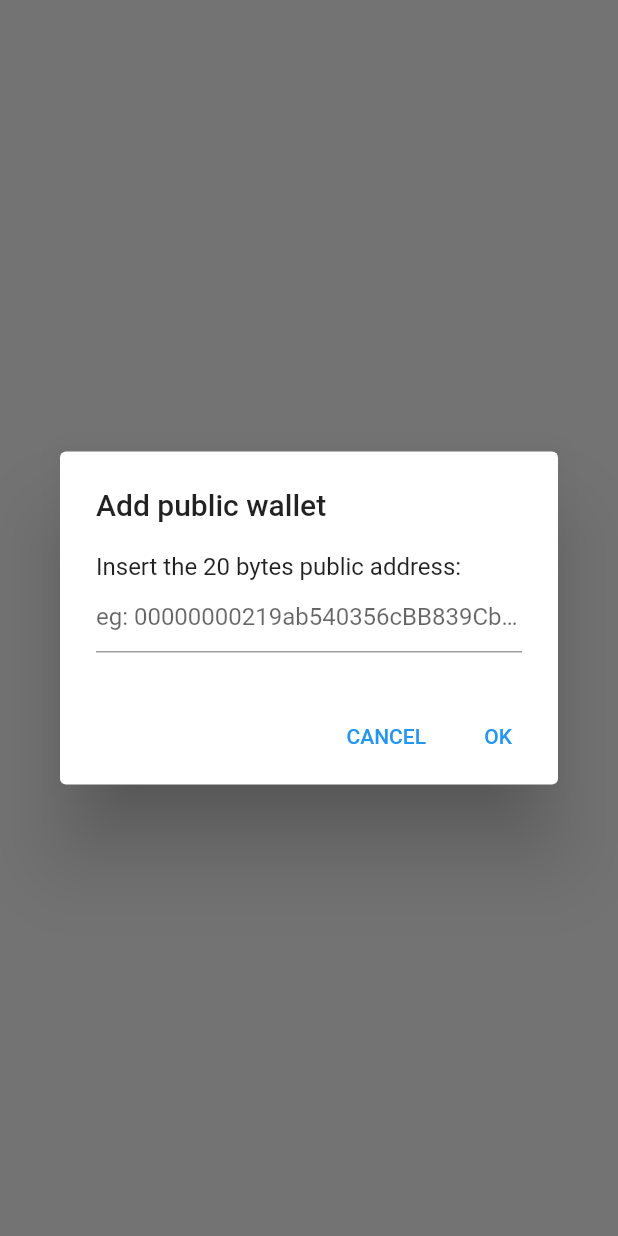
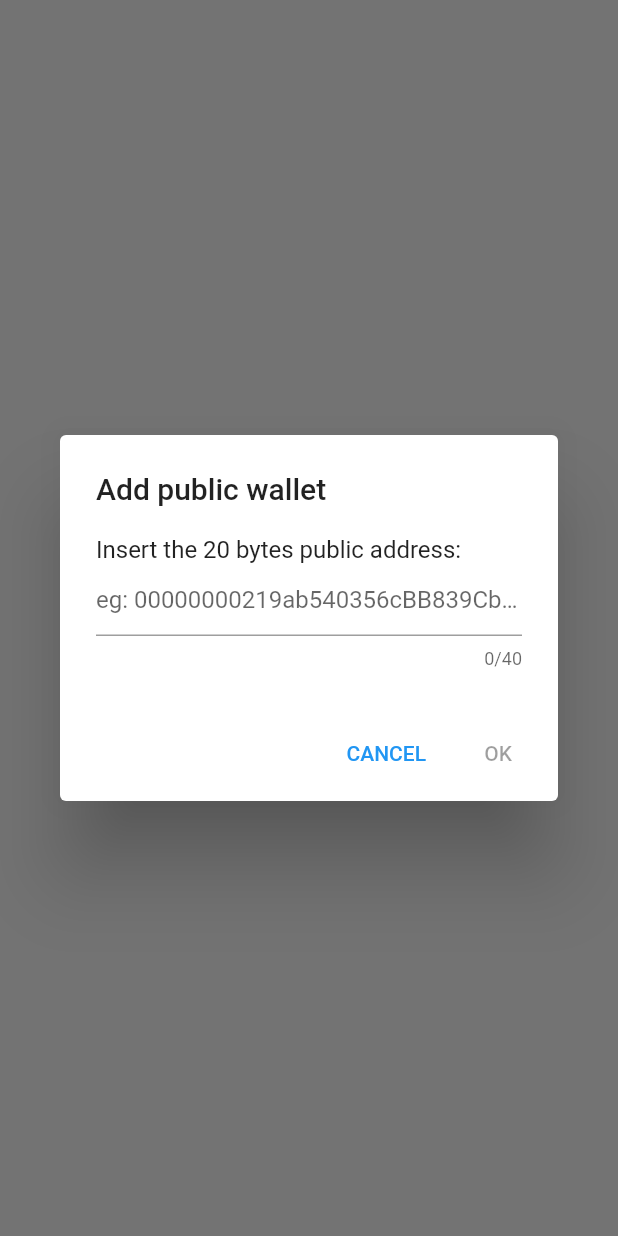
Before and after one commit to stefanofornari/easy_wallet, a Flutter app: the screen it shows after launch, after a tap on an icon or button, on a phone screen of 412 x 824 dp. Run offline on Flutter 3.47's test engine with Material 2 defaults, Android fonts, the phone set to English and light mode, and no system bars; missing offline and left inert: big_decimal, window_size; statements that could not run were skipped.

Commit message:
added validation code for wallet address

```diff
--- /dev/null
+++ b/lib/easy_wallet.dart
@@ -0,0 +1,9 @@
+import 'package:big_decimal/big_decimal.dart';
+
+class EasyWallet {
+  final String address;
+
+  BigDecimal balance;
+
+  EasyWallet(this.address) : balance = BigDecimal.parse("0.0");
+}
--- a/lib/ui/wallet_app.dart
+++ b/lib/ui/wallet_app.dart
@@ -1,7 +1,7 @@
+import 'package:easy_wallet/utils.dart';
 import "package:flutter/material.dart";
 
 import "package:easy_wallet/resources/constants.dart";
-import "package:easy_wallet/ui/add_wallet_dialog.dart";
 
 class EasyWalletApp extends StatelessWidget {
   @override
@@ -16,9 +16,19 @@ class EasyWalletHomePage extends StatefulWidget {
 }
 
 class _EasyWalletState extends State<EasyWalletHomePage> {
-  final GlobalKey<FormState> _formKey = GlobalKey<FormState>();
+  final TextEditingController _addressController = TextEditingController();
 
-  final TextEditingController _textEditingController = TextEditingController();
+  @override
+  void initState() {
+    super.initState();
+    _addressController.clear();
+  }
+
+  @override
+  void dispose() {
+    super.dispose();
+    _addressController.dispose();
+  }
 
   @override
   Widget build(BuildContext context) {
@@ -46,12 +56,50 @@ class _EasyWalletState extends State<EasyWalletHomePage> {
   }
 
   Future<void> _showAddWalletDialog(BuildContext context) async {
+
     return await showDialog(
         context: context,
         builder: (context) {
-          return StatefulBuilder(builder: (context, setState) {
-            return AddWalletDialog();
-          });
+          return StatefulBuilder(
+            builder: (context, setState) {
+              return AlertDialog(
+                title: const Text('Add public wallet'),
+                content: Wrap(
+                  children: [
+                    Text("Insert the 20 bytes public address:"),
+                    TextField(
+                      controller: _addressController,
+                      maxLength: 40,
+                      onChanged: (value) {
+                        setState(() {});
+                      },
+                      decoration: InputDecoration(
+                          hintText: "eg: 00000000219ab540356cBB839Cbe05303d7705Fa"),
+                    ),
+                  ],
+                ),
+                actions: <Widget>[
+                  TextButton(
+                    child: const Text('CANCEL'),
+                    onPressed: () {
+                      _addressController.clear();
+                      setState(() {
+                        Navigator.pop(context);
+                      });
+                    },
+                  ),
+                  TextButton(
+                    child: const Text('OK'),
+                    onPressed: (!isWalletAddressValid(_addressController.value.text)) ? null : () {
+                      Navigator.pop(context);
+                      _addressController.clear();
+                    }
+                  )
+                ],
+              );
+            }
+          );
         });
   }
+
 }
--- /dev/null
+++ b/lib/utils.dart
@@ -0,0 +1,5 @@
+bool isWalletAddressValid(String address) {
+  final RegExp regexp = RegExp("([0-9a-fA-F]){40}");
+
+  return regexp.hasMatch(address);
+}
```
Also changed, not shown: lib/main.dart (line endings or trailing spaces), 5 other files.
